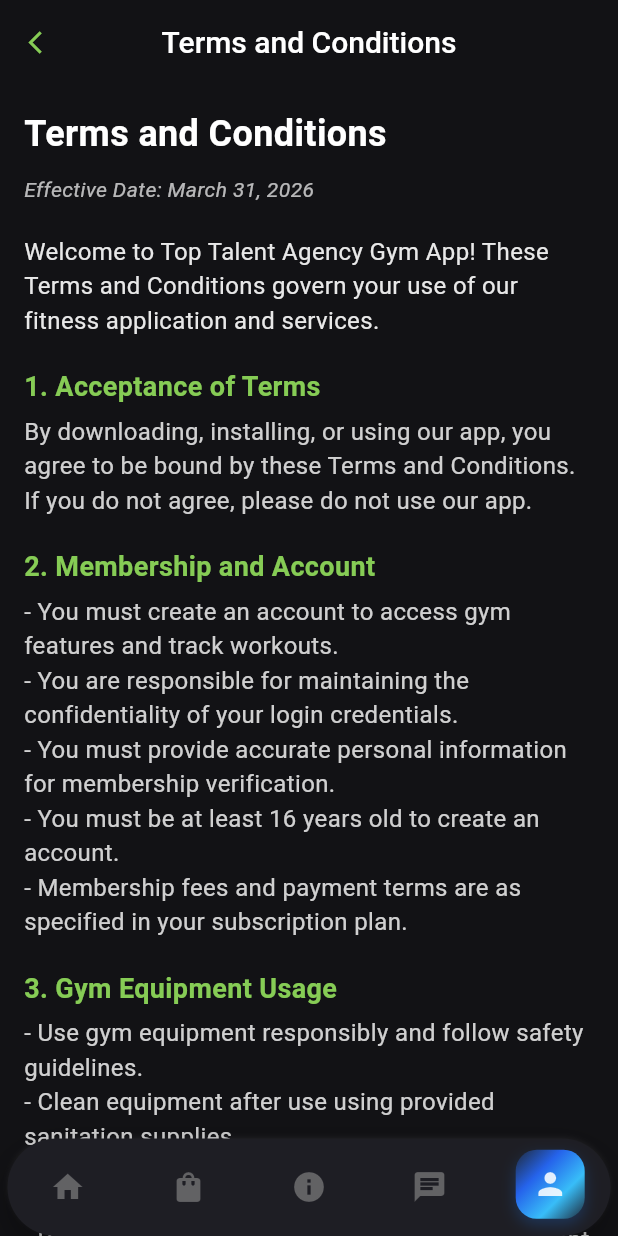
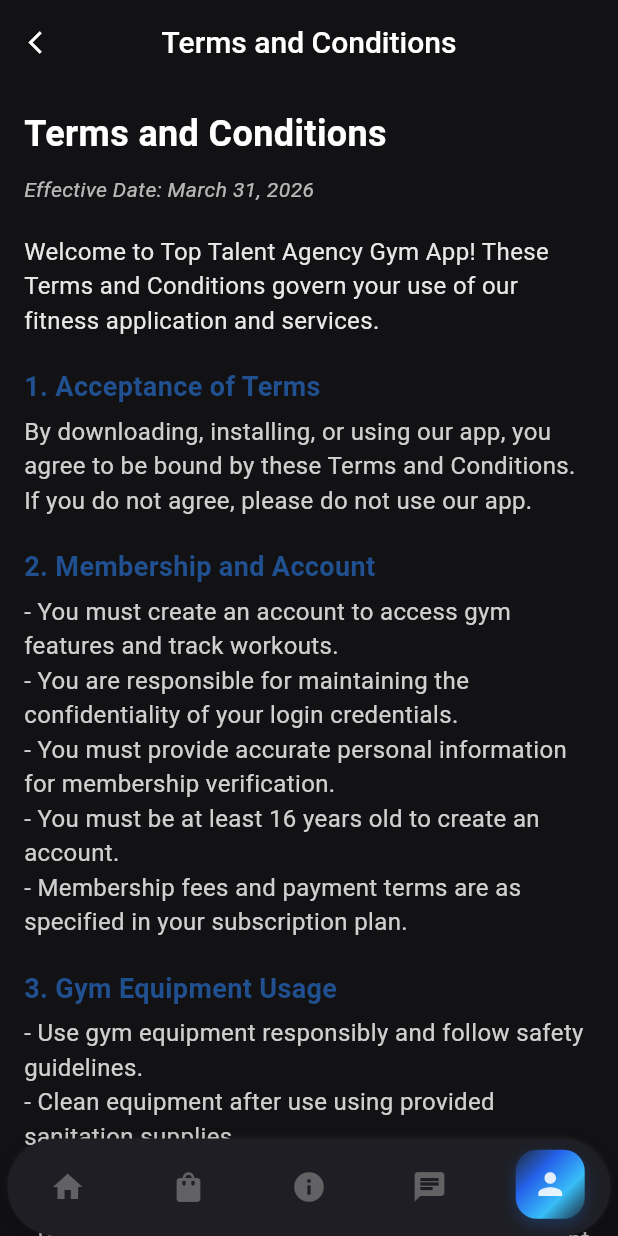
Before and after one commit to sadiascode/Tech_Zoon, a Flutter app: the TermsConditions screen opened directly, on a phone screen of 412 x 824 dp. Run offline on Flutter 3.47's test engine with Material 3 defaults, Android fonts, the phone set to English and light mode, and no system bars; our stand-ins replace flutter_svg, image_picker, pin_code_fields.

Commit message:
done terms and condition

```diff
--- a/lib/featurs/profile/screen/edit_screen.dart
+++ b/lib/featurs/profile/screen/edit_screen.dart
@@ -82,9 +82,9 @@ class _EditScreenState extends State<EditScreen> {
                   style: TextStyle(
                     fontSize: 15,
                     fontWeight: FontWeight.w600,
-                    color: Color(0xff86CC55),
+                    color: AppColors.primary,
                     decoration: TextDecoration.underline,
-                    decorationColor: Color(0xff86CC55),
+                    decorationColor: AppColors.primary,
                   ),
                 ),
               ),
--- a/lib/featurs/profile/screen/terms_conditions.dart
+++ b/lib/featurs/profile/screen/terms_conditions.dart
@@ -1,5 +1,6 @@
 import 'package:flutter/material.dart';
 import '../../../common/app_shell.dart';
+import '../../../common/custom_color.dart';
 
 class TermsConditions extends StatelessWidget {
   const TermsConditions({super.key});
@@ -24,7 +25,7 @@ class TermsConditions extends StatelessWidget {
           onPressed: () {
             Navigator.pop(context);
           },
-          icon: const Icon(Icons.arrow_back_ios, color: Color(0xff86CC55), size: 18),
+          icon: const Icon(Icons.arrow_back_ios, color: Colors.white, size: 18),
         ),
       ),
       body: SingleChildScrollView(
@@ -53,7 +54,7 @@ class TermsConditions extends StatelessWidget {
             SizedBox(height: 20),
             Text(
               "1. Acceptance of Terms",
-              style: TextStyle(fontSize: 18, fontWeight: FontWeight.bold, color: Color(0xff86CC55)),
+              style: TextStyle(fontSize: 18, fontWeight: FontWeight.bold, color: AppColors.primary),
             ),
             SizedBox(height: 5),
             Text(
@@ -63,7 +64,7 @@ class TermsConditions extends StatelessWidget {
             SizedBox(height: 20),
             Text(
               "2. Membership and Account",
-              style: TextStyle(fontSize: 18, fontWeight: FontWeight.bold, color: Color(0xff86CC55)),
+              style: TextStyle(fontSize: 18, fontWeight: FontWeight.bold, color: AppColors.primary),
             ),
             SizedBox(height: 5),
             Text(
@@ -77,7 +78,7 @@ class TermsConditions extends StatelessWidget {
             SizedBox(height: 20),
             Text(
               "3. Gym Equipment Usage",
-              style: TextStyle(fontSize: 18, fontWeight: FontWeight.bold, color: Color(0xff86CC55)),
+              style: TextStyle(fontSize: 18, fontWeight: FontWeight.bold, color: AppColors.primary),
             ),
             SizedBox(height: 5),
             Text(
@@ -91,7 +92,7 @@ class TermsConditions extends StatelessWidget {
             SizedBox(height: 20),
             Text(
               "4. Workout Programs and Training",
-              style: TextStyle(fontSize: 18, fontWeight: FontWeight.bold, color: Color(0xff86CC55)),
+              style: TextStyle(fontSize: 18, fontWeight: FontWeight.bold, color: AppColors.primary),
             ),
             SizedBox(height: 5),
             Text(
@@ -105,7 +106,7 @@ class TermsConditions extends StatelessWidget {
             SizedBox(height: 20),
             Text(
               "5. Health and Safety Disclaimer",
-              style: TextStyle(fontSize: 18, fontWeight: FontWeight.bold, color: Color(0xff86CC55)),
+              style: TextStyle(fontSize: 18, fontWeight: FontWeight.bold, color:AppColors.primary),
             ),
             SizedBox(height: 5),
             Text(
@@ -120,7 +121,7 @@ class TermsConditions extends StatelessWidget {
             SizedBox(height: 20),
             Text(
               "6. Gym Facility Rules",
-              style: TextStyle(fontSize: 18, fontWeight: FontWeight.bold, color: Color(0xff86CC55)),
+              style: TextStyle(fontSize: 18, fontWeight: FontWeight.bold, color: AppColors.primary),
             ),
             SizedBox(height: 5),
             Text(
@@ -135,7 +136,7 @@ class TermsConditions extends StatelessWidget {
             SizedBox(height: 20),
             Text(
               "7. Subscription and Payments",
-              style: TextStyle(fontSize: 18, fontWeight: FontWeight.bold, color: Color(0xff86CC55)),
+              style: TextStyle(fontSize: 18, fontWeight: FontWeight.bold, color: AppColors.primary),
             ),
             SizedBox(height: 5),
             Text(
@@ -149,7 +150,7 @@ class TermsConditions extends StatelessWidget {
             SizedBox(height: 20),
             Text(
               "8. Cancellation and Termination",
-              style: TextStyle(fontSize: 18, fontWeight: FontWeight.bold, color: Color(0xff86CC55)),
+              style: TextStyle(fontSize: 18, fontWeight: FontWeight.bold, color: AppColors.primary),
             ),
             SizedBox(height: 5),
             Text(
@@ -162,7 +163,7 @@ class TermsConditions extends StatelessWidget {
             SizedBox(height: 20),
             Text(
               "9. Limitation of Liability",
-              style: TextStyle(fontSize: 18, fontWeight: FontWeight.bold, color: Color(0xff86CC55)),
+              style: TextStyle(fontSize: 18, fontWeight: FontWeight.bold, color:AppColors.primary),
             ),
             SizedBox(height: 5),
             Text(
@@ -172,7 +173,7 @@ class TermsConditions extends StatelessWidget {
             SizedBox(height: 20),
             Text(
               "10. Changes to Terms",
-              style: TextStyle(fontSize: 18, fontWeight: FontWeight.bold, color: Color(0xff86CC55)),
+              style: TextStyle(fontSize: 18, fontWeight: FontWeight.bold, color: AppColors.primary),
             ),
             SizedBox(height: 5),
             Text(
@@ -182,7 +183,7 @@ class TermsConditions extends StatelessWidget {
             SizedBox(height: 20),
             Text(
               "11. Contact Information",
-              style: TextStyle(fontSize: 18, fontWeight: FontWeight.bold, color: Color(0xff86CC55)),
+              style: TextStyle(fontSize: 18, fontWeight: FontWeight.bold, color: AppColors.primary),
             ),
             SizedBox(height: 5),
             Text(
```
Also changed, not shown: lib/featurs/profile/screen/privacy_policy.dart (+12 -11 lines).
